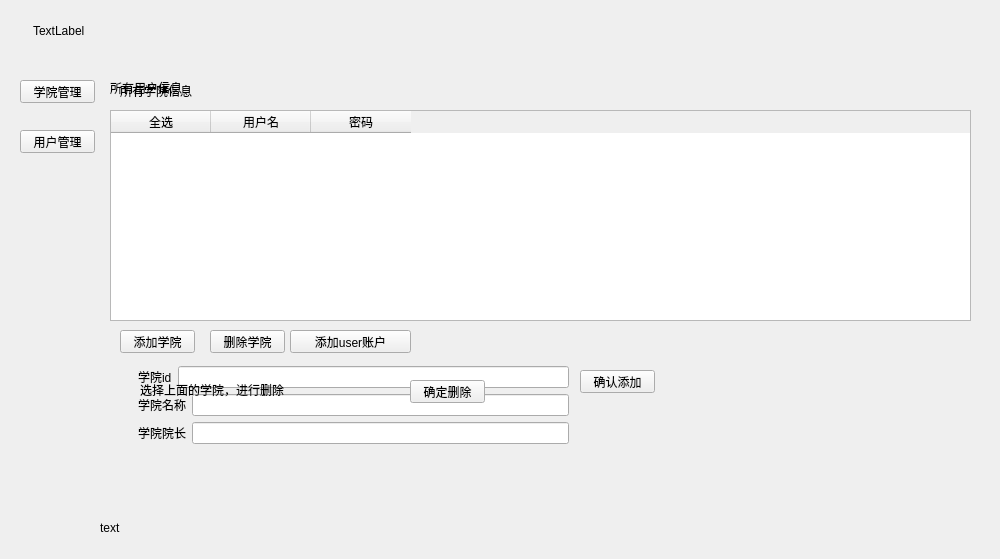
fengyangdong/mysql_gui, file data/ui/root.ui: the form before one commit.
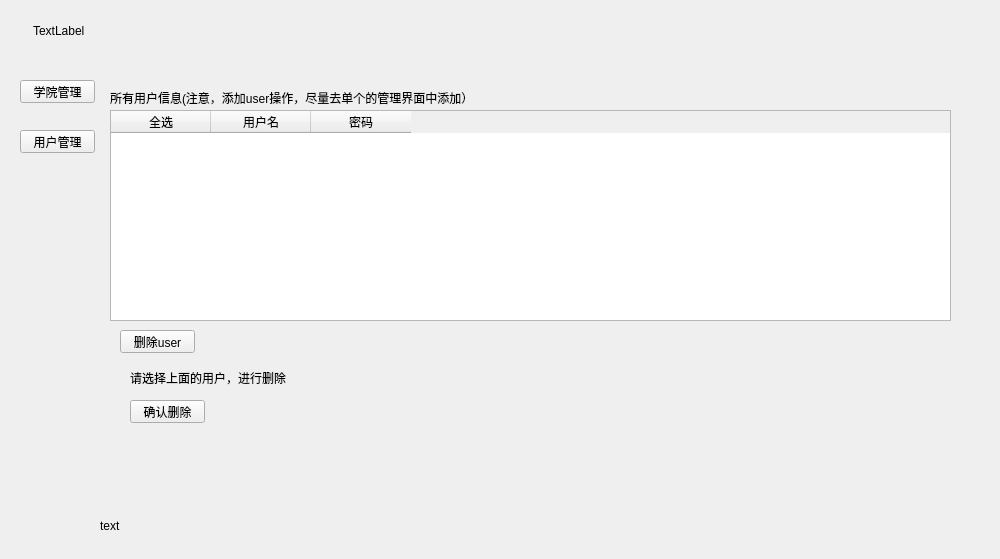
The form after the commit.

Commit message: 使用了stackedWidget来解决之前重叠的wedget的问题，所以改了一些代码，但是我只改了root用户的代码，也只改了root用户的ui，并且完善了root用户的代码，后面优先完成root用户，简单完成功能

```diff
--- a/data/ui/root.ui
+++ b/data/ui/root.ui
@@ -43,9 +43,9 @@
    <property name="geometry">
     <rect>
      <x>100</x>
-     <y>520</y>
+     <y>495</y>
      <width>841</width>
-     <height>16</height>
+     <height>61</height>
     </rect>
    </property>
    <property name="text">
@@ -65,68 +65,24 @@
     <string>用户管理</string>
    </property>
   </widget>
-  <widget class="QWidget" name="select_user" native="true">
+  <widget class="QStackedWidget" name="stackedWidget">
    <property name="geometry">
     <rect>
      <x>100</x>
      <y>70</y>
-     <width>871</width>
-     <height>411</height>
+     <width>891</width>
+     <height>451</height>
     </rect>
    </property>
-   <widget class="QTableWidget" name="user_table">
-    <property name="geometry">
-     <rect>
-      <x>10</x>
-      <y>40</y>
-      <width>861</width>
-      <height>211</height>
-     </rect>
-    </property>
-    <column>
-     <property name="text">
-      <string>全选</string>
-     </property>
-    </column>
-    <column>
-     <property name="text">
-      <string>用户名</string>
-     </property>
-    </column>
-    <column>
-     <property name="text">
-      <string>密码</string>
-     </property>
-    </column>
-   </widget>
-   <widget class="QLabel" name="label_6">
-    <property name="geometry">
-     <rect>
-      <x>10</x>
-      <y>10</y>
-      <width>121</width>
-      <height>16</height>
-     </rect>
-    </property>
-    <property name="text">
-     <string>所有用户信息</string>
-    </property>
-   </widget>
-  </widget>
-  <widget class="QWidget" name="select_sdept" native="true">
-   <property name="geometry">
-    <rect>
-     <x>100</x>
-     <y>60</y>
-     <width>871</width>
-     <height>421</height>
-    </rect>
-   </property>
+   <property name="currentIndex">
+    <number>1</number>
+   </property>
+   <widget class="QWidget" name="page">
    <widget class="QTableWidget" name="sdept_table">
     <property name="geometry">
      <rect>
-      <x>10</x>
-      <y>50</y>
+       <x>0</x>
+       <y>40</y>
       <width>851</width>
       <height>211</height>
      </rect>
@@ -161,11 +117,86 @@
      </property>
     </column>
    </widget>
+    <widget class="QPushButton" name="add_sdept_button">
+     <property name="geometry">
+      <rect>
+       <x>0</x>
+       <y>250</y>
+       <width>75</width>
+       <height>23</height>
+      </rect>
+     </property>
+     <property name="text">
+      <string>添加学院</string>
+     </property>
+    </widget>
+    <widget class="QPushButton" name="delete_sdept_button">
+     <property name="geometry">
+      <rect>
+       <x>80</x>
+       <y>250</y>
+       <width>75</width>
+       <height>23</height>
+      </rect>
+     </property>
+     <property name="text">
+      <string>删除学院</string>
+     </property>
+    </widget>
+    <widget class="QPushButton" name="add_user_button">
+     <property name="geometry">
+      <rect>
+       <x>170</x>
+       <y>250</y>
+       <width>121</width>
+       <height>23</height>
+      </rect>
+     </property>
+     <property name="text">
+      <string>添加user账户</string>
+     </property>
+    </widget>
+    <widget class="QWidget" name="delete_sdept" native="true">
+     <property name="geometry">
+      <rect>
+       <x>410</x>
+       <y>270</y>
+       <width>541</width>
+       <height>151</height>
+      </rect>
+     </property>
+     <widget class="QPushButton" name="delete_sdept_button2">
+      <property name="geometry">
+       <rect>
+        <x>280</x>
+        <y>10</y>
+        <width>75</width>
+        <height>23</height>
+       </rect>
+      </property>
+      <property name="text">
+       <string>确定删除</string>
+      </property>
+     </widget>
+     <widget class="QLabel" name="label_5">
+      <property name="geometry">
+       <rect>
+        <x>10</x>
+        <y>10</y>
+        <width>271</width>
+        <height>20</height>
+       </rect>
+      </property>
+      <property name="text">
+       <string>选择上面的学院，进行删除</string>
+      </property>
+     </widget>
+    </widget>
    <widget class="QLabel" name="label">
     <property name="geometry">
      <rect>
-      <x>20</x>
-      <y>10</y>
+       <x>0</x>
+       <y>-10</y>
       <width>321</width>
       <height>41</height>
      </rect>
@@ -174,48 +205,22 @@
      <string>所有学院信息</string>
     </property>
    </widget>
-   <widget class="QPushButton" name="add_sdept_button">
-    <property name="geometry">
-     <rect>
-      <x>20</x>
-      <y>270</y>
-      <width>75</width>
-      <height>23</height>
-     </rect>
-    </property>
-    <property name="text">
-     <string>添加学院</string>
-    </property>
-   </widget>
    <widget class="QWidget" name="add_sdept" native="true">
     <property name="geometry">
      <rect>
-      <x>20</x>
-      <y>300</y>
-      <width>551</width>
+       <x>0</x>
+       <y>280</y>
+       <width>421</width>
       <height>131</height>
      </rect>
     </property>
-    <widget class="QPushButton" name="add_sdept_button2">
-     <property name="geometry">
-      <rect>
-       <x>460</x>
-       <y>10</y>
-       <width>75</width>
-       <height>23</height>
-      </rect>
-     </property>
-     <property name="text">
-      <string>确认添加</string>
-     </property>
-    </widget>
     <widget class="QWidget" name="layoutWidget">
      <property name="geometry">
       <rect>
-       <x>18</x>
-       <y>6</y>
-       <width>431</width>
-       <height>81</height>
+        <x>10</x>
+        <y>0</y>
+        <width>401</width>
+        <height>121</height>
       </rect>
      </property>
      <layout class="QVBoxLayout" name="verticalLayout">
@@ -261,85 +266,117 @@
         </item>
        </layout>
       </item>
+       <item>
+        <widget class="QPushButton" name="add_sdept_button2">
+         <property name="text">
+          <string>确认添加</string>
+         </property>
+        </widget>
+       </item>
      </layout>
     </widget>
    </widget>
-   <widget class="QPushButton" name="delete_sdept_button">
+   </widget>
+   <widget class="QWidget" name="page_2">
+    <widget class="QWidget" name="select_user" native="true">
     <property name="geometry">
      <rect>
-      <x>110</x>
-      <y>270</y>
-      <width>75</width>
-      <height>23</height>
-     </rect>
-    </property>
+       <x>-30</x>
+       <y>10</y>
+       <width>911</width>
+       <height>411</height>
+      </rect>
+     </property>
+     <widget class="QTableWidget" name="user_table">
+      <property name="geometry">
+       <rect>
+        <x>40</x>
+        <y>30</y>
+        <width>841</width>
+        <height>211</height>
+       </rect>
+      </property>
+      <column>
     <property name="text">
-     <string>删除学院</string>
-    </property>
-   </widget>
-   <widget class="QWidget" name="delete_sdept" native="true">
+        <string>全选</string>
+       </property>
+      </column>
+      <column>
+       <property name="text">
+        <string>用户名</string>
+       </property>
+      </column>
+      <column>
+       <property name="text">
+        <string>密码</string>
+       </property>
+      </column>
+     </widget>
+     <widget class="QLabel" name="label_6">
     <property name="geometry">
      <rect>
-      <x>30</x>
-      <y>310</y>
-      <width>541</width>
-      <height>41</height>
-     </rect>
-    </property>
-    <widget class="QPushButton" name="delete_sdept_button2">
+        <x>40</x>
+        <y>10</y>
+        <width>621</width>
+        <height>16</height>
+       </rect>
+      </property>
+      <property name="text">
+       <string>所有用户信息(注意，添加user操作，尽量去单个的管理界面中添加）</string>
+      </property>
+     </widget>
+     <widget class="QPushButton" name="delete_user">
      <property name="geometry">
       <rect>
-       <x>280</x>
-       <y>10</y>
+        <x>50</x>
+        <y>250</y>
        <width>75</width>
        <height>23</height>
       </rect>
      </property>
      <property name="text">
-      <string>确定删除</string>
-     </property>
-    </widget>
-    <widget class="QLabel" name="label_5">
+       <string>删除user</string>
+      </property>
+     </widget>
+     <widget class="QWidget" name="delete_user_widget" native="true">
      <property name="geometry">
       <rect>
-       <x>10</x>
-       <y>10</y>
+        <x>50</x>
+        <y>280</y>
        <width>271</width>
-       <height>20</height>
+        <height>80</height>
+       </rect>
+      </property>
+      <widget class="QLabel" name="label_7">
+       <property name="geometry">
+        <rect>
+         <x>10</x>
+         <y>10</y>
+         <width>241</width>
+         <height>16</height>
       </rect>
      </property>
      <property name="text">
-      <string>选择上面的学院，进行删除</string>
-     </property>
-    </widget>
-   </widget>
-   <widget class="QPushButton" name="add_user_button">
+        <string>请选择上面的用户，进行删除 </string>
+       </property>
+      </widget>
+      <widget class="QPushButton" name="delete_user2">
     <property name="geometry">
      <rect>
-      <x>190</x>
-      <y>270</y>
-      <width>121</width>
+         <x>10</x>
+         <y>40</y>
+         <width>75</width>
       <height>23</height>
      </rect>
     </property>
     <property name="text">
-     <string>添加user账户</string>
-    </property>
-   </widget>
-   <zorder>add_sdept</zorder>
-   <zorder>sdept_table</zorder>
-   <zorder>label</zorder>
-   <zorder>add_sdept_button</zorder>
-   <zorder>delete_sdept_button</zorder>
-   <zorder>delete_sdept</zorder>
-   <zorder>add_user_button</zorder>
-  </widget>
-  <zorder>root_title</zorder>
-  <zorder>select_add_delete_sdept</zorder>
-  <zorder>label_word</zorder>
-  <zorder>select_add_delete_user</zorder>
-  <zorder>select_sdept</zorder>
-  <zorder>select_user</zorder>
+        <string>确认删除</string>
+       </property>
+      </widget>
+     </widget>
+    </widget>
+   </widget>
+  </widget>
  </widget>
  <resources/>
  <connections/>
```
Left out of the diff: 4 changed lines with no effect on the pictures. Lines whose indentation alone changed are shown as unchanged. The commit also changes 9 other files.
